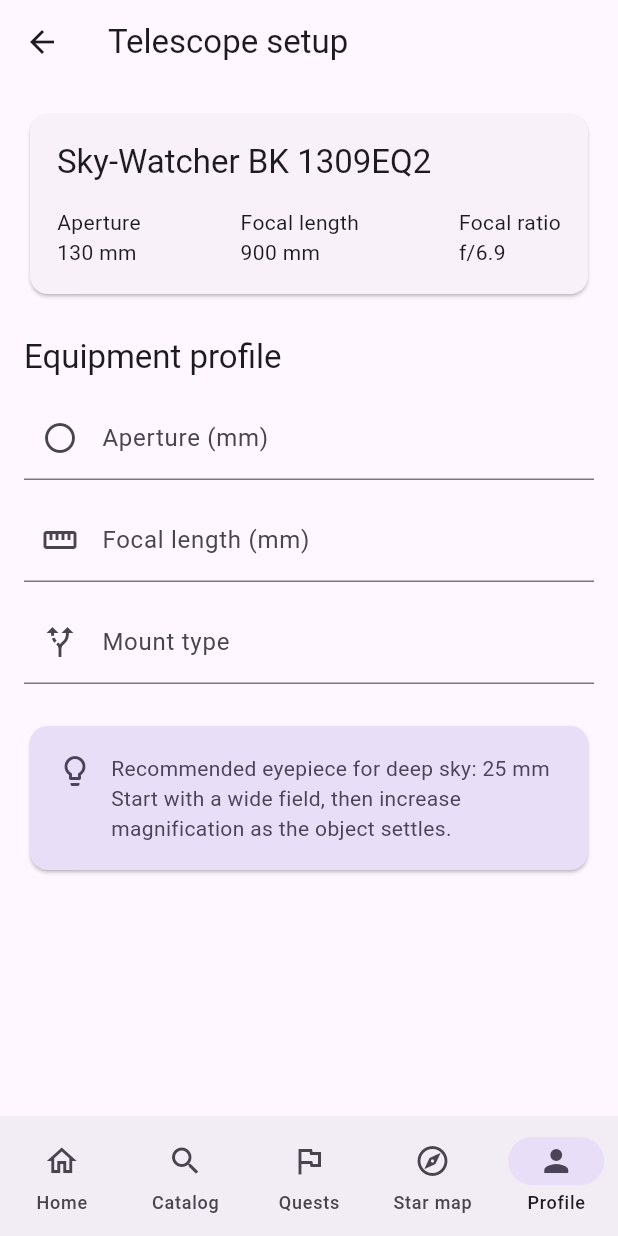
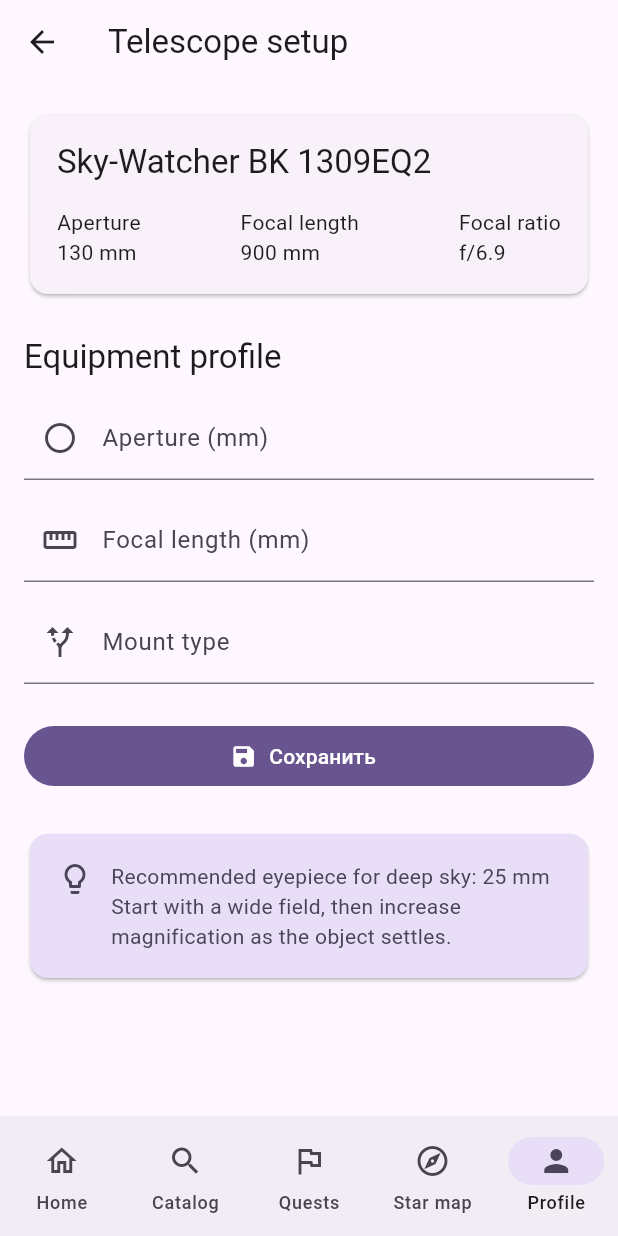
Before and after one commit to Alexandru-Conovca/PAD_Lab23, a Flutter app: the TelescopeScreen screen opened by its route, on a phone screen of 412 x 824 dp. Run offline on Flutter 3.47's test engine with Material 3 defaults, Android fonts, the phone set to English and light mode, and no system bars; our stand-ins replace go_router.

Commit message:
L3: добавлены локальные формы авторизации и телескопа

```diff
--- a/polaris/lib/screens/telescope_screen.dart
+++ b/polaris/lib/screens/telescope_screen.dart
@@ -1,18 +1,56 @@
 import 'package:flutter/material.dart';
+import 'package:flutter/services.dart';
+import 'package:go_router/go_router.dart';
 
 import '../data/mock_data.dart';
 
-class TelescopeScreen extends StatelessWidget {
+class TelescopeScreen extends StatefulWidget {
   const TelescopeScreen({super.key});
+
+  @override
+  State<TelescopeScreen> createState() => _TelescopeScreenState();
+}
+
+class _TelescopeScreenState extends State<TelescopeScreen> {
+  final _formKey = GlobalKey<FormState>();
+
+  final _apertureController = TextEditingController();
+  final _focalLengthController = TextEditingController();
+  final _mountController = TextEditingController();
+
+  @override
+  void dispose() {
+    _apertureController.dispose();
+    _focalLengthController.dispose();
+    _mountController.dispose();
+    super.dispose();
+  }
+
+  void _save() {
+    if (!_formKey.currentState!.validate()) {
+      return;
+    }
+
+    ScaffoldMessenger.of(context).showSnackBar(
+      SnackBar(
+        content: Text('Сохранено: ${_apertureController.text.trim()} мм'),
+      ),
+    );
+
+    context.pop();
+  }
 
   @override
   Widget build(BuildContext context) {
     final telescope = telescopes.first;
     final ratio = telescope.focalLength / telescope.aperture;
     final scheme = Theme.of(context).colorScheme;
+
     return Scaffold(
       appBar: AppBar(title: const Text('Telescope setup')),
-      body: ListView(
+      body: Form(
+        key: _formKey,
+        child: ListView(
           padding: const EdgeInsets.all(16),
           children: [
             Card(
@@ -44,24 +82,76 @@ class TelescopeScreen extends StatelessWidget {
               style: Theme.of(context).textTheme.titleLarge,
             ),
             const SizedBox(height: 12),
-          const TextField(
-            decoration: InputDecoration(
+            TextFormField(
+              controller: _apertureController,
+              keyboardType: TextInputType.number,
+              textInputAction: TextInputAction.next,
+              inputFormatters: [FilteringTextInputFormatter.digitsOnly],
+              decoration: const InputDecoration(
                 labelText: 'Aperture (mm)',
                 prefixIcon: Icon(Icons.circle_outlined),
               ),
+              validator: (value) {
+                final aperture = int.tryParse(value ?? '');
+
+                if (aperture == null) {
+                  return 'Введите диаметр апертуры';
+                }
+
+                if (aperture <= 0) {
+                  return 'Значение должно быть положительным';
+                }
+
+                return null;
+              },
             ),
             const SizedBox(height: 12),
-          const TextField(
-            decoration: InputDecoration(
+            TextFormField(
+              controller: _focalLengthController,
+              keyboardType: TextInputType.number,
+              textInputAction: TextInputAction.next,
+              inputFormatters: [FilteringTextInputFormatter.digitsOnly],
+              decoration: const InputDecoration(
                 labelText: 'Focal length (mm)',
                 prefixIcon: Icon(Icons.straighten),
               ),
+              validator: (value) {
+                final focalLength = int.tryParse(value ?? '');
+
+                if (focalLength == null) {
+                  return 'Введите фокусное расстояние';
+                }
+
+                if (focalLength <= 0) {
+                  return 'Значение должно быть положительным';
+                }
+
+                return null;
+              },
             ),
             const SizedBox(height: 12),
-          const TextField(
-            decoration: InputDecoration(
+            TextFormField(
+              controller: _mountController,
+              textInputAction: TextInputAction.done,
+              decoration: const InputDecoration(
                 labelText: 'Mount type',
                 prefixIcon: Icon(Icons.alt_route),
+              ),
+              validator: (value) {
+                if (value == null || value.trim().isEmpty) {
+                  return 'Введите тип монтировки';
+                }
+
+                return null;
+              },
+            ),
+            const SizedBox(height: 24),
+            SizedBox(
+              width: double.infinity,
+              child: FilledButton.icon(
+                onPressed: _save,
+                icon: const Icon(Icons.save),
+                label: const Text('Сохранить'),
               ),
             ),
             const SizedBox(height: 24),
@@ -79,7 +169,9 @@ class TelescopeScreen extends StatelessWidget {
                     const SizedBox(width: 12),
                     Expanded(
                       child: Text(
-                      'Recommended eyepiece for deep sky: 25 mm\nStart with a wide field, then increase magnification as the object settles.',
+                        'Recommended eyepiece for deep sky: 25 mm\n'
+                        'Start with a wide field, then increase magnification '
+                        'as the object settles.',
                         style: TextStyle(color: scheme.onSecondaryContainer),
                       ),
                     ),
@@ -89,6 +181,7 @@ class TelescopeScreen extends StatelessWidget {
             ),
           ],
         ),
+      ),
     );
   }
 }
```
Also changed, not shown: polaris/lib/screens/auth_screen.dart (+87 -12 lines). Lines whose indentation alone changed are shown as unchanged.
